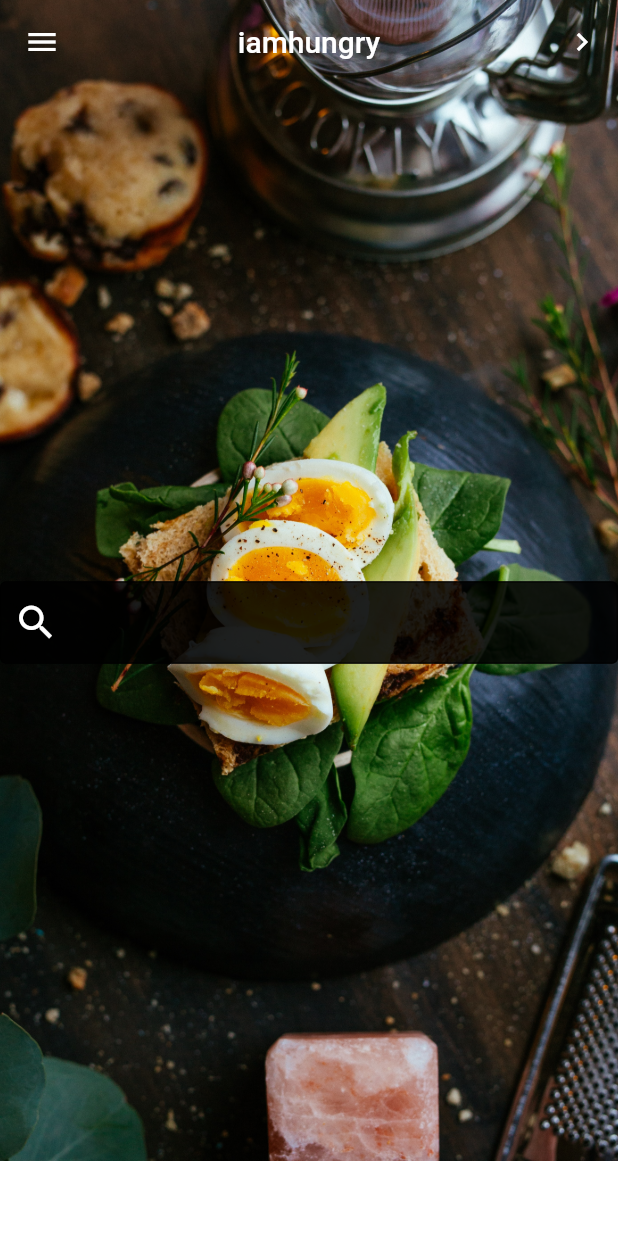
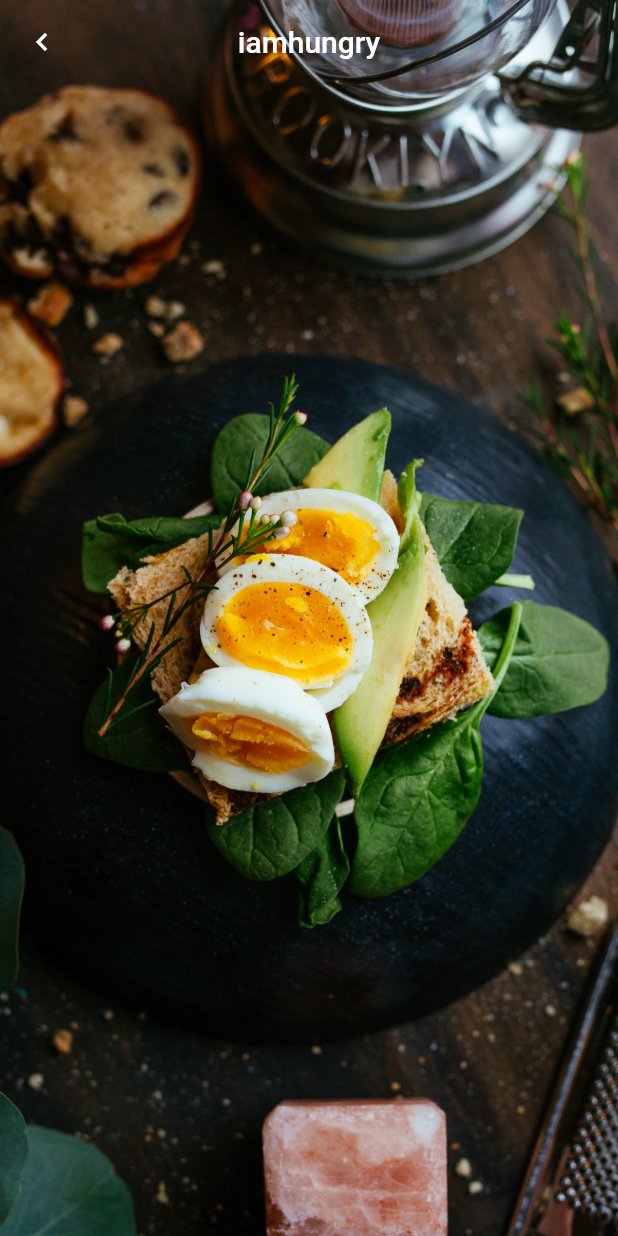
Before and after one commit to robinstrom/iamhungry, a Flutter app: the screen it shows after launch, after a tap on the "navigate next" icon, on a phone screen of 412 x 824 dp. Run offline on Flutter 3.47's test engine with Material 2 defaults, Android fonts, the phone set to English and light mode, and no system bars.

```diff
--- a/app/lib/main.dart
+++ b/app/lib/main.dart
@@ -1,8 +1,13 @@
 import 'package:flutter/material.dart';
 
-void main() => runApp(new MyApp());
+void main() => runApp(
+      MaterialApp(
+        title: 'iamhungry',
+        home: HomeRoute(),
+      ),
+    );
 
-class MyApp extends StatelessWidget {
+class HomeRoute extends StatelessWidget {
   static const String _title = 'iamhungry';
 
   @override
@@ -11,12 +16,6 @@ class MyApp extends StatelessWidget {
       title: _title,
       theme: new ThemeData(),
       home: new MyStatefulWidget(),
-      builder: (BuildContext context, Widget child) {
-        return Padding(
-          child: child,
-          padding: EdgeInsets.only(bottom: 50.0),
-        );
-      },
     );
   }
 }
@@ -49,7 +48,16 @@ class _MyStatefulWidgetState extends State<MyStatefulWidget> {
             backgroundColor: Colors.transparent,
             elevation: 0.0,
             actions: <Widget>[
-              IconButton(icon: Icon(Icons.navigate_next), onPressed: () {}),
+              IconButton(
+                  icon: Icon(Icons.navigate_next),
+                  onPressed: () {
+                    Navigator.push(
+                      context,
+                      MaterialPageRoute(
+                        builder: (context) => ResultRoute(),
+                      ),
+                    );
+                  }),
             ],
           ),
           body: new Container(
@@ -73,3 +81,60 @@ class _MyStatefulWidgetState extends State<MyStatefulWidget> {
     );
   }
 }
+
+class ResultRoute extends StatelessWidget {
+  static const String _title = 'iamhungry';
+
+  @override
+  Widget build(BuildContext context) {
+    return new MaterialApp(
+      title: _title,
+      theme: new ThemeData(),
+      home: new ResultWidget(),
+    );
+  }
+}
+
+class ResultWidget extends StatefulWidget {
+  @override
+  _ResultWidgetState createState() => _ResultWidgetState();
+}
+
+class _ResultWidgetState extends State<ResultWidget> {
+  @override
+  Widget build(BuildContext context) {
+    return Stack(
+      children: <Widget>[
+        new Container(
+          height: double.infinity,
+          width: double.infinity,
+          decoration: new BoxDecoration(
+            image: new DecorationImage(
+                image: new AssetImage('images/avocado-egg-sandwich.png'),
+                fit: BoxFit.cover),
+          ),
+        ),
+        Scaffold(
+          backgroundColor: Colors.transparent,
+          appBar: new AppBar(
+            leading: IconButton(
+              icon: Icon(Icons.navigate_before),
+              onPressed: () {
+                Navigator.push(
+                  context,
+                  MaterialPageRoute(
+                    builder: (context) => HomeRoute(),
+                  ),
+                );
+              },
+            ),
+            title: new Text('iamhungry'),
+            centerTitle: true,
+            backgroundColor: Colors.transparent,
+            elevation: 0.0,
+          ),
+        ),
+      ],
+    );
+  }
+}
```
